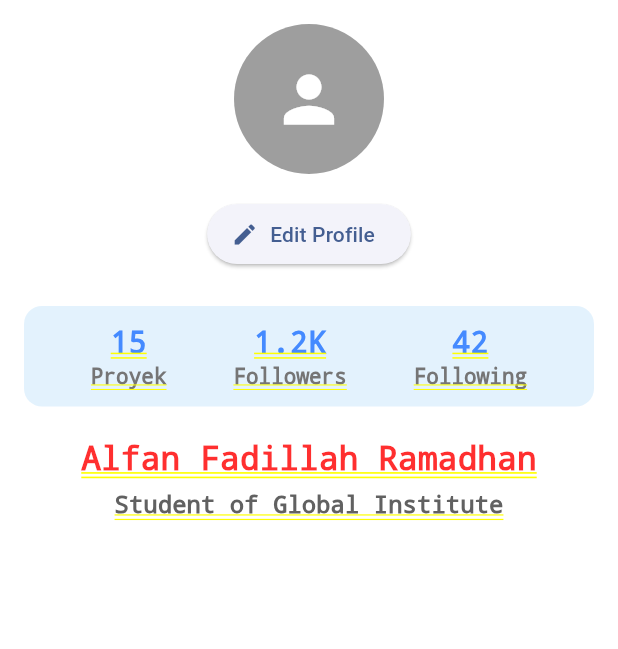
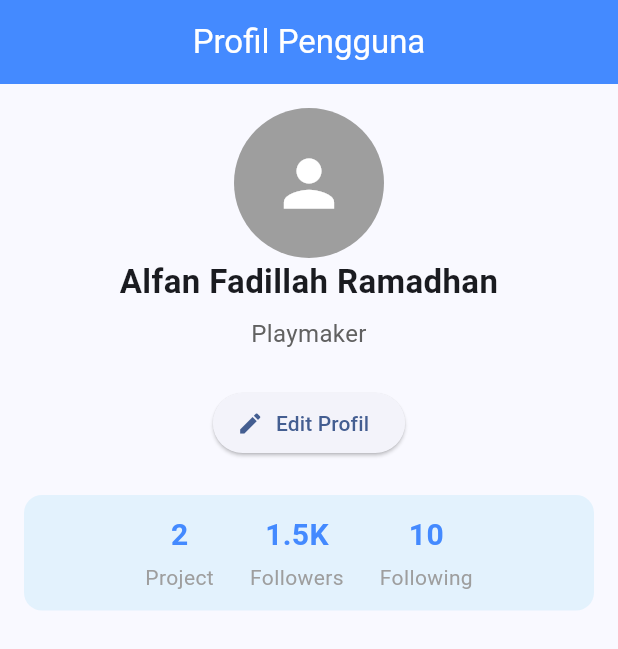
Before and after one commit to Alpannnnn/Flutter_exercise_profile_page, a Flutter app: the screen it shows after launch, on a phone screen of 412 x 824 dp. Shown: the top 649 px of the screen. Run offline on Flutter 3.47's test engine with Material 3 defaults, Android fonts, the phone set to English and light mode, and no system bars.

Commit message:
refactor: extract statistics UI into ProfileStats and StatItem widgets

```diff
--- a/lib/main.dart
+++ b/lib/main.dart
@@ -1,24 +1,122 @@
 import 'package:flutter/material.dart';
-import 'profile_page.dart';
 
 void main() {
-  runApp(const MyApp());
+  runApp(MainApp());
 }
 
-class MyApp extends StatelessWidget {
-  const MyApp({super.key});
+class MainApp extends StatelessWidget {
+  MainApp({super.key});
+
+  final String userName = 'Alfan Fadillah Ramadhan';
+  final String role = 'Playmaker';
+
+  final List<String> experiences = [
+    'Striker Persib Bandung',
+  ];
 
   @override
   Widget build(BuildContext context) {
-    return MaterialApp(
+     return MaterialApp(
       debugShowCheckedModeBanner: false,
-      title: "Aplikasi Profile",
+      title: 'Aplikasi Profil',
       theme: ThemeData(
-        colorScheme: ColorScheme.fromSeed(
-            seedColor: Colors.blueAccent,
-        )
+        colorScheme: ColorScheme.fromSeed(seedColor: Colors.blueAccent),
       ),
-      home:  ProfileInfo(),
+      home: Scaffold(
+        appBar: AppBar(
+          title: const Text('Profil Pengguna'),
+          centerTitle: true,
+          backgroundColor: Colors.blueAccent,
+          foregroundColor: Colors.white,
+        ),
+        body: Padding(
+          padding: const EdgeInsets.all(16.0),
+          child: Column(
+            children: [
+
+              const CircleAvatar(
+                radius: 50,
+                backgroundColor: Colors.grey,
+                child: Icon(Icons.person, size: 50, color: Colors.white),
+              ),
+
+
+              const SizedBox(width: 16),
+
+              Column(
+                children: [
+                  Text(
+                    userName,
+                    style: const TextStyle(fontSize: 22, fontWeight: FontWeight.bold),
+                    textAlign: TextAlign.center,
+                  ),
+                  const SizedBox(height: 8),
+                  Text(
+                    role,
+                    style: TextStyle(fontSize: 16, color: Colors.grey[700]),
+                    textAlign: TextAlign.center,
+                  ),
+                ],
+              ),
+              const SizedBox(height: 24),
+
+              ElevatedButton.icon(
+                onPressed: () {
+                  ScaffoldMessenger.of(context).showSnackBar(
+                    const SnackBar(content: Text('Fitur edit belum aktif pada modul statis.'))
+                   );
+                },
+                icon: const Icon(Icons.edit),
+                label: const Text('Edit Profil'),
+              ),
+               const SizedBox(height: 24),
+
+          Container(
+            padding: const EdgeInsets.symmetric(vertical: 12),
+            decoration: BoxDecoration(
+              color: Colors.blue[50],
+              borderRadius: BorderRadius.circular(12),
+            ),
+            child: Row(
+              mainAxisAlignment: MainAxisAlignment.center,
+              children: [
+                const StatItem(count: "2", label: "Project"),
+                const SizedBox(width: 24),
+                const StatItem(count: "1.5K", label: "Followers"),
+                const SizedBox(width: 24),
+                StatItem(count: "10", label: "Following"),
+              ],
+            ),
+          ),
+        ],
+      ),
+        ),
+      )
+        );
+  }
+}
+
+class StatItem extends StatelessWidget {
+  final String count;
+  final String label;
+
+  const StatItem({super.key, required this.count, required this.label});
+
+  @override
+  Widget build(BuildContext context) {
+    return Column(
+      children: [
+        Text(
+          count,
+          style: const TextStyle(
+            fontSize: 20,
+            fontWeight: FontWeight.bold,
+            color: Colors.blueAccent,
+          ),
+        ),
+        const SizedBox(height: 4),
+        Text(label, style: TextStyle(fontSize: 14, color: Colors.grey)),
+      ],
     );
   }
 }
```
Also changed, not shown: lib/profile_page.dart (+55 -3 lines).
